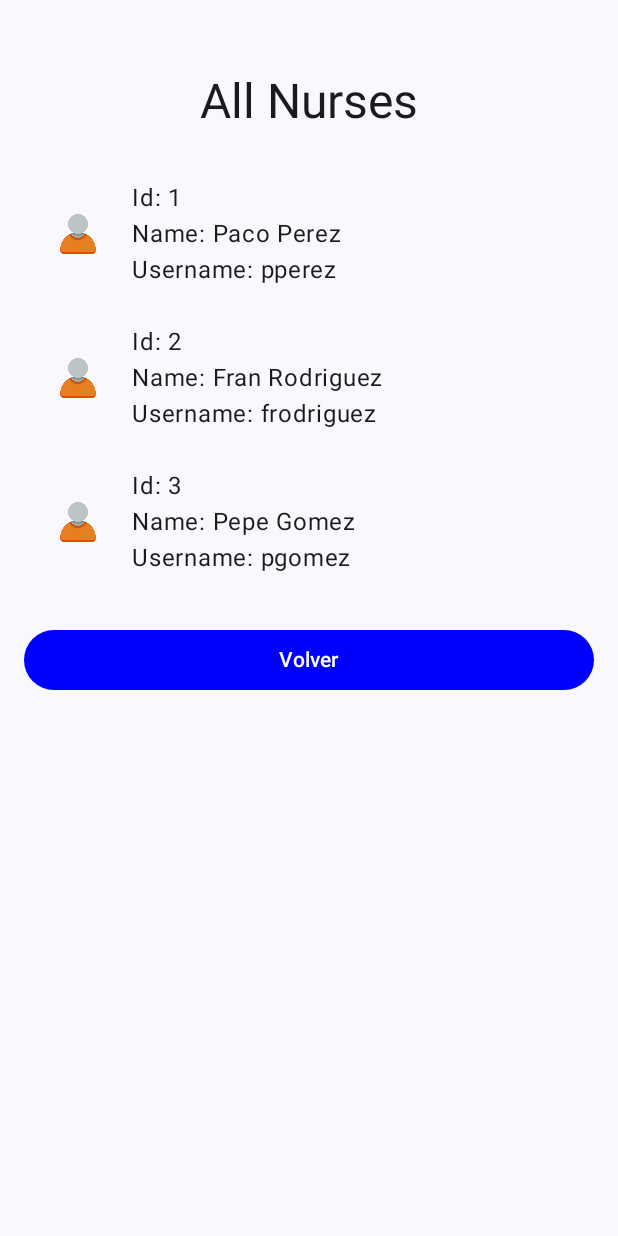
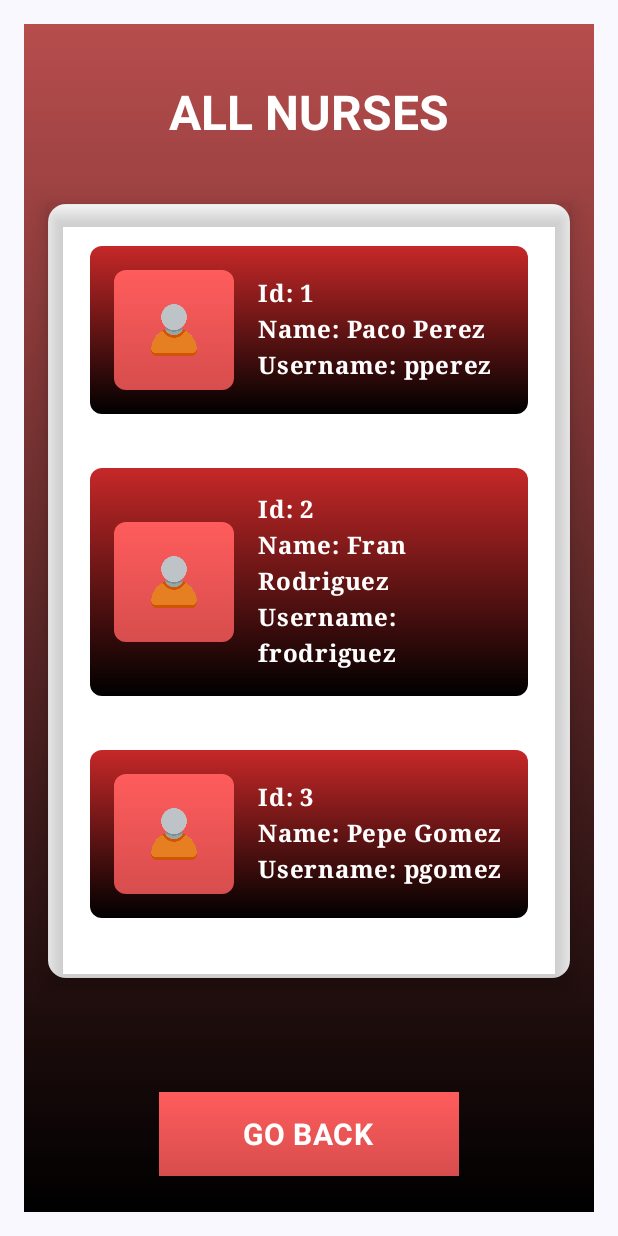
Before and after one commit to AlessandraRivasplata/FRONT-END-HOSPITAL, an Android app built with Jetpack Compose: the AllNursesScreen screen opened through its navigation route, on a phone screen of 412 x 824 dp. Run offline under Robolectric (Android 15) with nearby library versions, the phone set to English and light mode, and no system bars; libraries missing offline, so code that uses them is left out: com.bumptech.glide; 1 statement that could not run was skipped.

Commit message:
Give design to allNurses Screen #26

```diff
--- a/app/src/main/java/com/hospitalfrontend/ui/nurseinfo/all/AllNursesScreen.kt
+++ b/app/src/main/java/com/hospitalfrontend/ui/nurseinfo/all/AllNursesScreen.kt
@@ -1,7 +1,10 @@
 package com.hospitalfrontend.ui.nurseinfo.all
 
 import androidx.compose.foundation.Image
+import androidx.compose.foundation.background
 import androidx.compose.foundation.layout.*
+import androidx.compose.foundation.rememberScrollState
+import androidx.compose.foundation.verticalScroll
 import androidx.compose.material3.Button
 import androidx.compose.material3.ButtonDefaults
 import androidx.compose.material3.Text
@@ -9,10 +12,16 @@ import androidx.compose.runtime.Composable
 import androidx.compose.runtime.collectAsState
 import androidx.compose.ui.Alignment
 import androidx.compose.ui.Modifier
+import androidx.compose.ui.draw.clip
+import androidx.compose.ui.draw.shadow
 import androidx.compose.ui.graphics.Color
+import androidx.compose.ui.graphics.Brush
 import androidx.compose.ui.res.painterResource
+import androidx.compose.ui.text.font.FontFamily
+import androidx.compose.ui.text.font.FontWeight
 import androidx.compose.ui.text.style.TextAlign
 import androidx.compose.ui.unit.dp
+import androidx.compose.ui.unit.sp
 import androidx.navigation.NavController
 import com.hospitalfrontend.R
 import com.hospitalfrontend.ui.authentication.NurseAuthViewModel
@@ -22,39 +31,77 @@ fun AllNursesScreen(
     navController: NavController,
     nurseAuthViewModel: NurseAuthViewModel
 ) {
-    // Observe the list of nurses from the ViewModel
     val nurses = nurseAuthViewModel.nurses.collectAsState(initial = emptyList())
 
     Column(
         modifier = Modifier
             .fillMaxSize()
-            .padding(16.dp),
+            .padding(16.dp)
+            .background(Brush.verticalGradient(colors = listOf(Color(0xFFB74D4D), Color.Black))),
         verticalArrangement = Arrangement.Top
     ) {
         Text(
-            text = "All Nurses",
-            style = androidx.compose.material3.MaterialTheme.typography.headlineLarge,
+            text = "ALL NURSES",
+            style = androidx.compose.material3.MaterialTheme.typography.headlineLarge.copy(
+                fontWeight = FontWeight.Bold,
+                fontSize = 32.sp
+            ),
             textAlign = TextAlign.Center,
+            color = Color.White,
             modifier = Modifier
                 .fillMaxWidth()
-                .padding(top = 32.dp, bottom = 16.dp)
+                .padding(top = 40.dp, bottom = 24.dp)
         )
-        Spacer(modifier = Modifier.height(8.dp))
 
-        // Dynamically iterate over the list of nurses
+        Box(
+            modifier = Modifier
+                .fillMaxWidth()
+                .padding(16.dp)
+                .background(Color.White, shape = androidx.compose.foundation.shape.RoundedCornerShape(12.dp))
+                .shadow(elevation = 8.dp)
+        ) {
+            Column(
+                modifier = Modifier
+                    .fillMaxWidth()
+                    .padding(16.dp)
+                    .verticalScroll(rememberScrollState())
+            ) {
                 nurses.value.forEach { nurse ->
                     NurseItem(id = nurse.id, name = nurse.name, username = nurse.username)
-            Spacer(modifier = Modifier.height(8.dp))
+                    Spacer(modifier = Modifier.height(12.dp))
+                }
+            }
+        }
     }
 
-        Spacer(modifier = Modifier.height(16.dp))
-
+    Box(
+        modifier = Modifier
+            .fillMaxSize()
+            .padding(bottom = 40.dp),
+        contentAlignment = Alignment.BottomCenter
+    ) {
         Button(
             onClick = { navController.popBackStack() },
-            colors = ButtonDefaults.buttonColors(containerColor = Color.Blue),
-            modifier = Modifier.fillMaxWidth()
+            colors = ButtonDefaults.buttonColors(
+                containerColor = Color.Transparent
+            ),
+            modifier = Modifier
+                .width(200.dp)
+                .height(56.dp)
+                .background(
+                    Brush.verticalGradient(
+                        colors = listOf(Color(0xFFFF5C5C), Color(0xFFD74D4D))
+                    )
+                )
         ) {
-            Text(text = "Volver", color = Color.White)
+            Text(
+                text = "GO BACK",
+                color = Color.White,
+                style = androidx.compose.material3.MaterialTheme.typography.bodyLarge.copy(
+                    fontWeight = FontWeight.Bold,
+                    fontSize = 20.sp
+                )
+            )
         }
     }
 }
@@ -64,20 +111,32 @@ fun NurseItem(id: Int, name: String, username: String) {
     Row(
         modifier = Modifier
             .fillMaxWidth()
-            .padding(8.dp),
+            .padding(12.dp)
+            .background(Brush.verticalGradient(colors = listOf(Color(0xFFC62828), Color(0xFF000000))), shape = androidx.compose.foundation.shape.RoundedCornerShape(8.dp))
+            .padding(16.dp),
         verticalAlignment = Alignment.CenterVertically
+    ) {
+        Box(
+            modifier = Modifier
+                .size(80.dp)
+                .background(Brush.verticalGradient(colors = listOf(Color(0xFFFF5C5C), Color(0xFFD74D4D))), shape = androidx.compose.foundation.shape.RoundedCornerShape(8.dp))
+                .padding(4.dp)
         ) {
             Image(
                 painter = painterResource(id = R.drawable.imagen_login_hospital),
                 contentDescription = "Imagen de usuario",
                 modifier = Modifier
-                .size(64.dp)
-                .padding(end = 8.dp)
+                    .fillMaxSize()
+                    .clip(androidx.compose.foundation.shape.RoundedCornerShape(8.dp))
             )
-        Column {
-            Text(text = "Id: $id")
-            Text(text = "Name: $name")
-            Text(text = "Username: $username")
+        }
+
+        Column(
+            modifier = Modifier.padding(start = 16.dp)
+        ) {
+            Text(text = "Id: $id", color = Color.White, fontSize = 16.sp, fontFamily = FontFamily.Serif, fontWeight = FontWeight.Bold)
+            Text(text = "Name: $name", color = Color.White, fontSize = 16.sp ,fontFamily = FontFamily.Serif, fontWeight = FontWeight.Bold)
+            Text(text = "Username: $username", color = Color.White, fontSize = 16.sp,fontFamily = FontFamily.Serif, fontWeight = FontWeight.Bold)
         }
     }
 }
```
Lines whose indentation alone changed are shown as unchanged.
